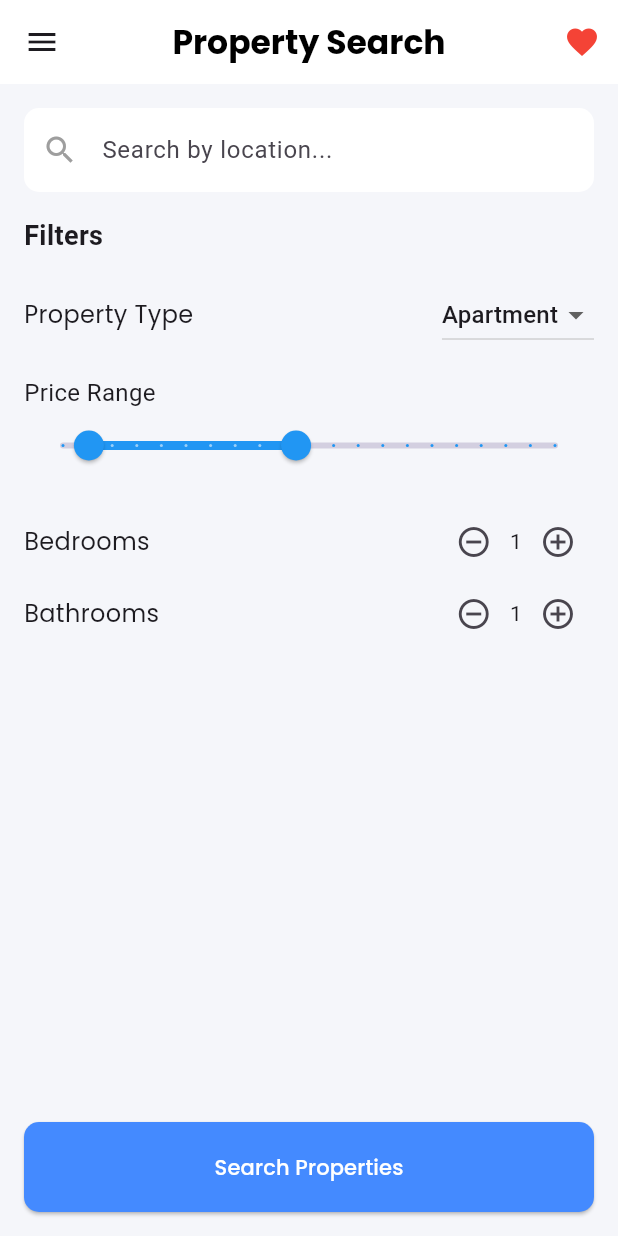
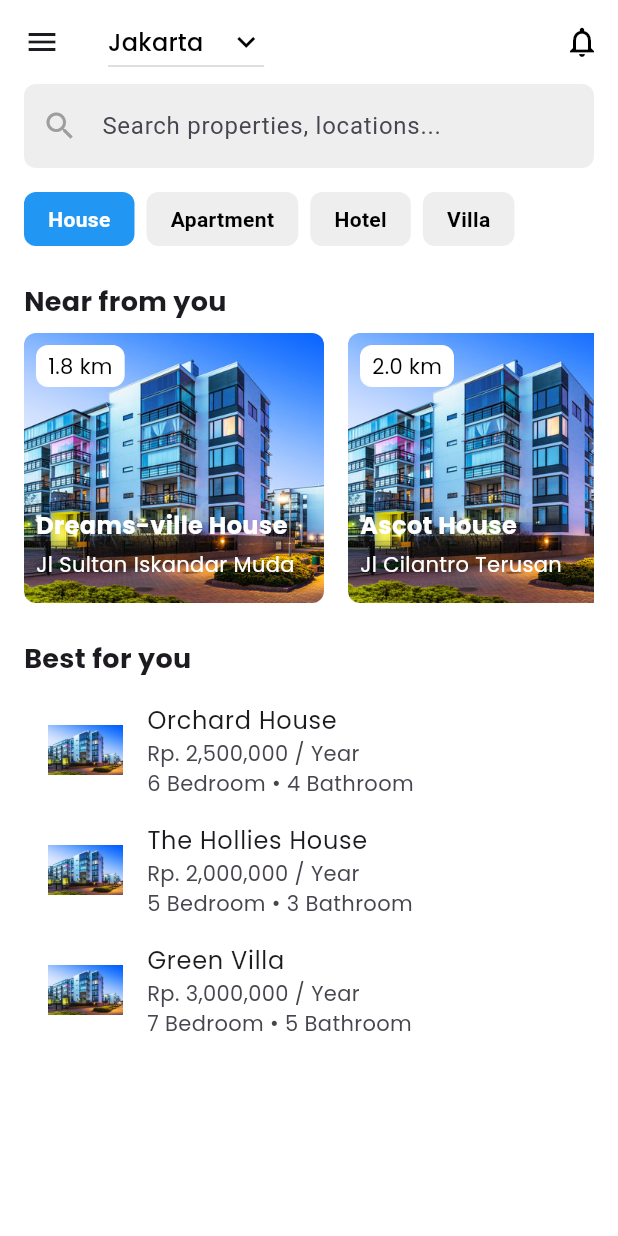
Before and after one commit to syedtayab321/PropertyApplication, a Flutter app: the screen it shows after launch, after a tap on "Login", on a phone screen of 412 x 824 dp. Run offline on Flutter 3.47's test engine with Material 3 defaults, Android fonts, the phone set to English and light mode, and no system bars; our stand-ins replace get, google_fonts; network calls fail.

Commit message:
homepage prpertydetail page

```diff
--- /dev/null
+++ b/lib/Controllers/HomePageController.dart
@@ -0,0 +1,7 @@
+import 'package:get/get.dart';
+
+class HomeController extends GetxController {
+  RxString location = 'Jakarta'.obs;
+  RxList<String> categories = ['House', 'Apartment', 'Hotel', 'Villa'].obs;
+  RxString selectedCategory = 'House'.obs;
+}
--- /dev/null
+++ b/lib/screens/HomePageScreen.dart
@@ -0,0 +1,247 @@
+import 'package:flutter/material.dart';
+import 'package:get/get.dart';
+import 'package:propertyapp/Controllers/HomePageController.dart';
+import 'package:propertyapp/CustomWidgets/TextWidget.dart';
+
+import 'FavouriteScreen.dart';
+
+class HomeScreen extends StatelessWidget {
+  final HomeController controller = Get.put(HomeController());
+
+  @override
+  Widget build(BuildContext context) {
+    return Scaffold(
+      backgroundColor: Colors.white,
+      appBar: AppBar(
+        backgroundColor: Colors.white,
+        elevation: 0,
+        title: Obx(() => DropdownButton<String>(
+          value: controller.location.value,
+          icon: const Icon(Icons.keyboard_arrow_down, color: Colors.black),
+          onChanged: (newValue) {
+            if (newValue != null) controller.location.value = newValue;
+          },
+          items: ['Jakarta', 'Bandung', 'Surabaya', 'Bali', 'Medan']
+              .map<DropdownMenuItem<String>>((String value) {
+            return DropdownMenuItem<String>(
+              value: value,
+              child: CustomTextWidget(title: value, color: Colors.black),
+            );
+          }).toList(),
+        )),
+        actions: [
+          IconButton(
+            icon: const Icon(Icons.notifications_none, color: Colors.black),
+            onPressed: () {
+              Get.snackbar("Notifications", "No new notifications");
+            },
+          ),
+        ],
+      ),
+      drawer: Drawer(
+        child: ListView(
+          padding: EdgeInsets.zero,
+          children: <Widget>[
+            const UserAccountsDrawerHeader(
+              accountName: CustomTextWidget(title: "Syed Tayab"),
+              accountEmail: CustomTextWidget(title: "syedTayab@example.com"),
+              currentAccountPicture: CircleAvatar(
+                backgroundColor: Colors.white,
+                child: CustomTextWidget(
+                  title: "T",
+                  size: 24.0,
+                  color: Colors.blue,
+                ),
+              ),
+              decoration: BoxDecoration(
+                color: Colors.blueAccent,
+              ),
+            ),
+            ListTile(
+              leading: const Icon(Icons.favorite, color: Colors.redAccent),
+              title: const CustomTextWidget(title: 'Favorites'),
+              onTap: () {
+                Get.to(FavoritePropertiesScreen());
+              },
+            ),
+            ListTile(
+              leading: const Icon(Icons.settings, color: Colors.grey),
+              title: const CustomTextWidget(title: 'Settings'),
+              onTap: () {
+                // Handle settings navigation
+              },
+            ),
+            ListTile(
+              leading: const Icon(Icons.info_outline, color: Colors.grey),
+              title: const CustomTextWidget(title: 'About Us'),
+              onTap: () {
+                // Handle about navigation
+              },
+            ),
+            ListTile(
+              leading: const Icon(Icons.logout, color: Colors.black),
+              title: const CustomTextWidget(title: 'Logout'),
+              onTap: () {
+                Get.snackbar("Logout", "You have been logged out");
+              },
+            ),
+          ],
+        ),
+      ),
+      body: Padding(
+        padding: const EdgeInsets.symmetric(horizontal: 16.0),
+        child: Column(
+          crossAxisAlignment: CrossAxisAlignment.start,
+          children: [
+            TextField(
+              decoration: InputDecoration(
+                hintText: 'Search properties, locations...',
+                prefixIcon: const Icon(Icons.search, color: Colors.grey),
+                filled: true,
+                fillColor: Colors.grey[200],
+                border: OutlineInputBorder(
+                  borderRadius: BorderRadius.circular(8.0),
+                  borderSide: BorderSide.none,
+                ),
+              ),
+            ),
+            const SizedBox(height: 16),
+            Obx(() => SingleChildScrollView(
+              scrollDirection: Axis.horizontal,
+              child: Row(
+                children: controller.categories.map((category) {
+                  bool isSelected = category == controller.selectedCategory.value;
+                  return GestureDetector(
+                    onTap: () {
+                      controller.selectedCategory.value = category;
+                    },
+                    child: Container(
+                      padding: const EdgeInsets.symmetric(vertical: 8, horizontal: 16),
+                      margin: const EdgeInsets.only(right: 8),
+                      decoration: BoxDecoration(
+                        color: isSelected ? Colors.blue : Colors.grey[200],
+                        borderRadius: BorderRadius.circular(8),
+                      ),
+                      child: Text(
+                        category,
+                        style: TextStyle(
+                          color: isSelected ? Colors.white : Colors.black,
+                          fontWeight: FontWeight.bold,
+                        ),
+                      ),
+                    ),
+                  );
+                }).toList(),
+              ),
+            )),
+            const SizedBox(height: 24),
+            const CustomTextWidget(title: 'Near from you', size: 18, weight: FontWeight.bold),
+            const SizedBox(height: 8),
+            SizedBox(
+              height: 180,
+              child: ListView(
+                scrollDirection: Axis.horizontal,
+                children: const [
+                  PropertyCard(
+                    image: 'assets/icons/apartment.jpg',
+                    title: 'Dreams-ville House',
+                    location: 'Jl Sultan Iskandar Muda',
+                    distance: '1.8 km',
+                  ),
+                  PropertyCard(
+                    image: 'assets/icons/apartment.jpg',
+                    title: 'Ascot House',
+                    location: 'Jl Cilantro Terusan',
+                    distance: '2.0 km',
+                  ),
+                  PropertyCard(
+                    image: 'assets/icons/apartment.jpg',
+                    title: 'Sunny Apartments',
+                    location: 'Jl Rawa Bunga',
+                    distance: '3.1 km',
+                  ),
+                ],
+              ),
+            ),
+            const SizedBox(height: 24),
+            const CustomTextWidget(title: 'Best for you', size: 18, weight: FontWeight.bold),
+            const SizedBox(height: 8),
+            Expanded(
+              child: ListView(
+                children: [
+                  ListTile(
+                    leading: Image.asset('assets/icons/apartment.jpg', width: 50, height: 50),
+                    title: const CustomTextWidget(title: 'Orchard House', size: 16),
+                    subtitle: const CustomTextWidget(title: 'Rp. 2,500,000 / Year\n6 Bedroom • 4 Bathroom'),
+                  ),
+                  ListTile(
+                    leading: Image.asset('assets/icons/apartment.jpg', width: 50, height: 50),
+                    title: const CustomTextWidget(title: 'The Hollies House', size: 16),
+                    subtitle: const CustomTextWidget(title: 'Rp. 2,000,000 / Year\n5 Bedroom • 3 Bathroom'),
+                  ),
+                  ListTile(
+                    leading: Image.asset('assets/icons/apartment.jpg', width: 50, height: 50),
+                    title: const CustomTextWidget(title: 'Green Villa', size: 16),
+                    subtitle: const CustomTextWidget(title: 'Rp. 3,000,000 / Year\n7 Bedroom • 5 Bathroom'),
+                  ),
+                ],
+              ),
+            ),
+          ],
+        ),
+      ),
+    );
+  }
+}
+
+class PropertyCard extends StatelessWidget {
+  final String image;
+  final String title;
+  final String location;
+  final String distance;
+
+  const PropertyCard({
+    super.key,
+    required this.image,
+    required this.title,
+    required this.location,
+    required this.distance,
+  });
+
+  @override
+  Widget build(BuildContext context) {
+    return Container(
+      width: 200,
+      margin: const EdgeInsets.only(right: 16),
+      decoration: BoxDecoration(
+        borderRadius: BorderRadius.circular(8),
+        image: DecorationImage(image: AssetImage(image), fit: BoxFit.cover),
+      ),
+      child: Stack(
+        children: [
+          Positioned(
+            top: 8,
+            left: 8,
+            child: Container(
+              padding: const EdgeInsets.symmetric(vertical: 4, horizontal: 8),
+              decoration: BoxDecoration(color: Colors.white, borderRadius: BorderRadius.circular(8)),
+              child: CustomTextWidget(title: distance, color: Colors.black),
+            ),
+          ),
+          Positioned(
+            bottom: 16,
+            left: 8,
+            child: Column(
+              crossAxisAlignment: CrossAxisAlignment.start,
+              children: [
+                CustomTextWidget(title: title, color: Colors.white, size: 16, weight: FontWeight.bold),
+                const SizedBox(height: 4),
+                CustomTextWidget(title: location, color: Colors.white),
+              ],
+            ),
+          ),
+        ],
+      ),
+    );
+  }
+}
--- a/lib/screens/LoginScreen.dart
+++ b/lib/screens/LoginScreen.dart
@@ -3,6 +3,7 @@ import 'package:get/get.dart';
 import 'package:propertyapp/Controllers/PasswordController.dart';
 import 'package:propertyapp/CustomWidgets/ElevatedButton.dart';
 import 'package:propertyapp/CustomWidgets/TextWidget.dart';
+import 'package:propertyapp/screens/HomePageScreen.dart';
 import 'package:propertyapp/screens/PropertySearchScreen.dart';
 import 'package:propertyapp/screens/RegistrationScreen.dart';
 
@@ -103,7 +104,7 @@ class _LoginPageState extends State<LoginPage> {
                       width: double.infinity,
                       child: CustomElevatedButton(
                         path: () {
-                          Get.to(PropertySearchScreen());
+                          Get.to(HomeScreen());
                         },
                         color: Colors.white,
                         backcolor: Colors.blueAccent,
--- a/lib/screens/PropertySearchScreen.dart
+++ b/lib/screens/PropertySearchScreen.dart
@@ -27,42 +27,6 @@ class PropertySearchScreen extends StatelessWidget {
           )
         ],
         centerTitle: true,
-      ),
-      drawer: Drawer(
-        child: ListView(
-          padding: EdgeInsets.zero,
-          children: <Widget>[
-            const UserAccountsDrawerHeader(
-              accountName: CustomTextWidget(title: "syed Tayab"),
-              accountEmail: CustomTextWidget(title: "syedTayab@example.com"),
-              currentAccountPicture: CircleAvatar(
-                backgroundColor: Colors.white,
-                child: CustomTextWidget(
-                  title:"T",
-                  size: 24.0, color: Colors.blue,
-                ),
-              ),
-              decoration: BoxDecoration(
-                color: Colors.blueAccent,
-              ),
-            ),
-            ListTile(
-              leading: const Icon(Icons.favorite, color: Colors.redAccent),
-              title: const CustomTextWidget(title: 'Favorites'),
-              onTap: () {
-                Get.to(FavoritePropertiesScreen());
-              },
-            ),
-            // List tile for logout
-            ListTile(
-              leading: const Icon(Icons.logout, color: Colors.black),
-              title: const CustomTextWidget(title: 'Logout'),
-              onTap: () {
-                Get.snackbar("Logout", "You have been logged out");
-              },
-            ),
-          ],
-        ),
       ),
       body: Padding(
         padding: const EdgeInsets.all(16.0),
```
Also changed, not shown: lib/screens/PropertyDetailsScreen.dart (added, +201 -0 lines).
